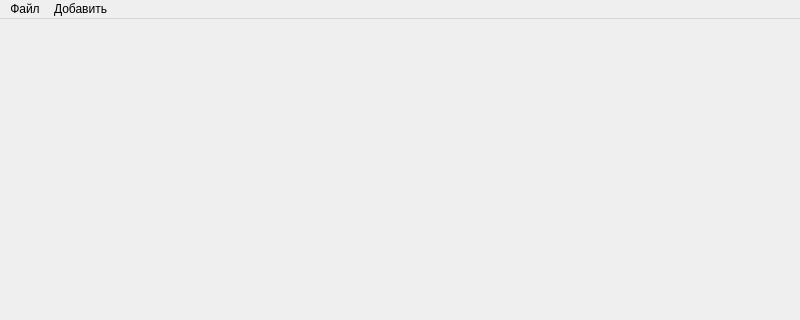
Old version of the form structs2020/mainwindow.ui in the repository stormpero/MarkdownEditor; both pictures show x 0 to 800 and y 0 to 320 of the 800 by 600 pixel window.
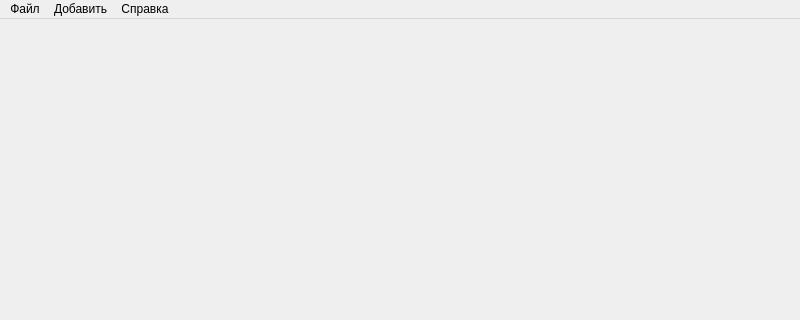
New version of the form. Icons and pictures are not drawn.

Diff of the .ui file:
```diff
--- a/structs2020/mainwindow.ui
+++ b/structs2020/mainwindow.ui
@@ -51,8 +51,15 @@
     <addaction name="action_link"/>
     <addaction name="action_img"/>
    </widget>
+   <widget class="QMenu" name="menu">
+    <property name="title">
+     <string>Справка</string>
+    </property>
+    <addaction name="action_aboutProgram"/>
+   </widget>
    <addaction name="menu_file"/>
    <addaction name="menu_add"/>
+   <addaction name="menu"/>
   </widget>
   <widget class="QStatusBar" name="statusbar"/>
   <action name="action_newFile">
```
Left out of the diff: 9 changed lines with no effect on the pictures.
